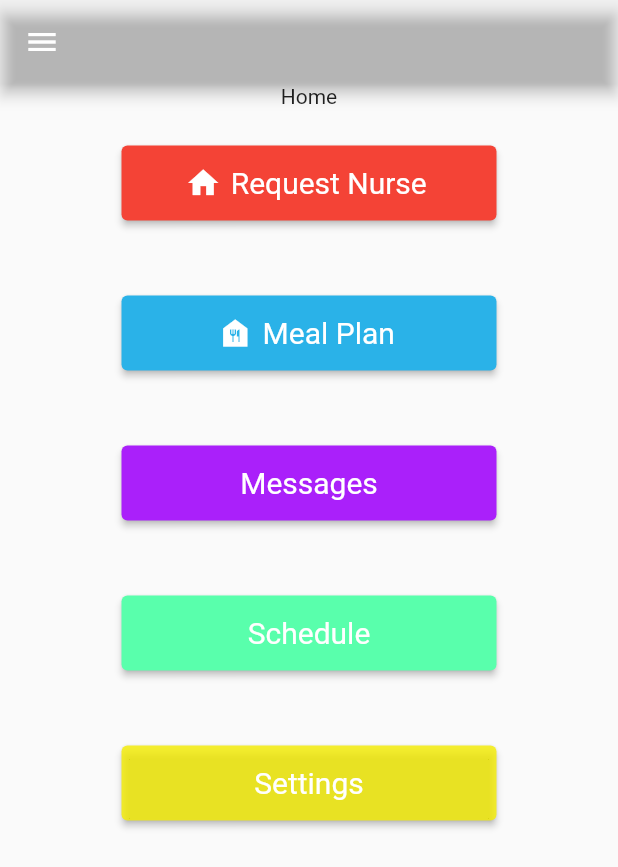
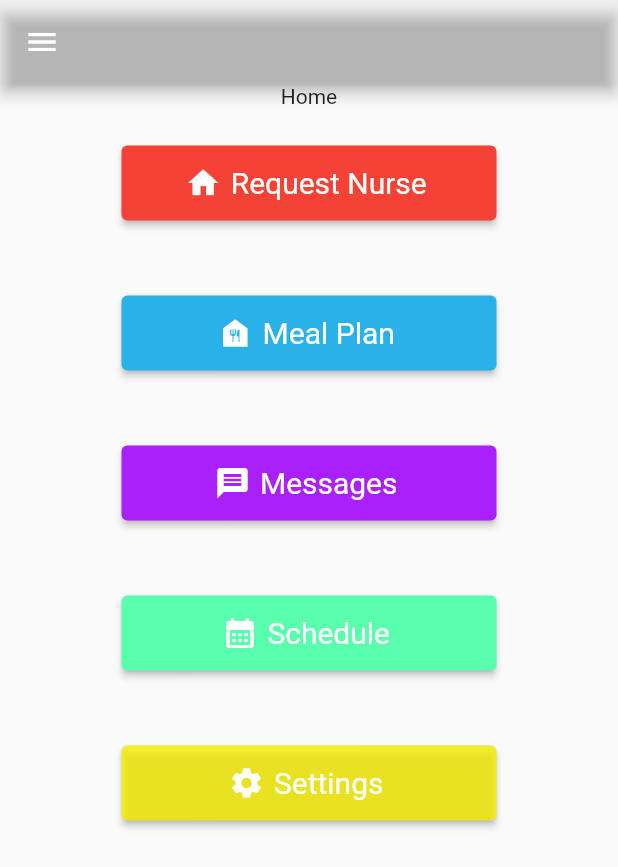
Before and after one commit to iilimit/RetirementHomeApp, a Flutter app: the screen it shows after launch, on a phone screen of 412 x 824 dp. Shown: the top 867 px of the screen. Run offline on Flutter 3.47's test engine with Material 2 defaults, Android fonts, the phone set to English and light mode, and no system bars.

Commit message:
added all icons to home buttons

```diff
--- a/lib/home/home_widget.dart
+++ b/lib/home/home_widget.dart
@@ -65,11 +65,13 @@ class _MyHomePageState extends State<MyHomePage> {
                   margin: const EdgeInsets.all(25),
                   height: 50,
                   width: 250,
-                  child: ElevatedButton(
-                    child: const Text(
-                      'Messages',
-                      style: TextStyle(fontSize: 20.0),
-                    ),
+                  child: ElevatedButton.icon(
+                    style: ElevatedButton.styleFrom(
+                        backgroundColor:
+                            const Color.fromARGB(255, 170, 32, 250),
+                        textStyle: buttonTextStyle),
+                    icon: const Icon(Icons.message),
+                    label: const Text('Messages'),
                     onPressed: () {
                       Navigator.push(
                         context,
@@ -79,39 +81,49 @@ class _MyHomePageState extends State<MyHomePage> {
                                 )),
                       );
                     },
-                    style: ElevatedButton.styleFrom(
-                        backgroundColor:
-                            const Color.fromARGB(255, 170, 32, 250),
-                        textStyle: const TextStyle(fontSize: 20)),
                   ),
                 ),
                 Container(
                   margin: const EdgeInsets.all(25),
                   height: 50,
                   width: 250,
-                  child: ElevatedButton(
-                    child: const Text(
-                      'Schedule',
-                      style: TextStyle(fontSize: 20.0),
-                    ),
-                    onPressed: () {},
+                  child: ElevatedButton.icon(
                     style: ElevatedButton.styleFrom(
                         backgroundColor:
                             const Color.fromARGB(255, 89, 255, 172),
-                        textStyle: const TextStyle(fontSize: 20)),
+                        textStyle: buttonTextStyle),
+                    icon: const Icon(Icons.calendar_month),
+                    label: const Text('Schedule'),
+                    onPressed: () {
+                      Navigator.push(
+                        context,
+                        MaterialPageRoute(
+                            builder: (context) => const MessagesPage(
+                                  title: 'Messages Page',
+                                )),
+                      );
+                    },
                   ),
                 ),
                 Container(
                   margin: const EdgeInsets.all(25),
                   height: 50,
                   width: 250,
-                  child: ElevatedButton(
-                    child: const Text('Settings',
-                        style: TextStyle(fontSize: 20.0)),
-                    onPressed: () {},
+                  child: ElevatedButton.icon(
                     style: ElevatedButton.styleFrom(
                         backgroundColor: const Color.fromARGB(205, 245, 237, 0),
-                        textStyle: const TextStyle(fontSize: 20)),
+                        textStyle: buttonTextStyle),
+                    icon: const Icon(Icons.settings),
+                    label: const Text('Settings'),
+                    onPressed: () {
+                      Navigator.push(
+                        context,
+                        MaterialPageRoute(
+                            builder: (context) => const MessagesPage(
+                                  title: 'Settings Page',
+                                )),
+                      );
+                    },
                   ),
                 )
               ]),
```
